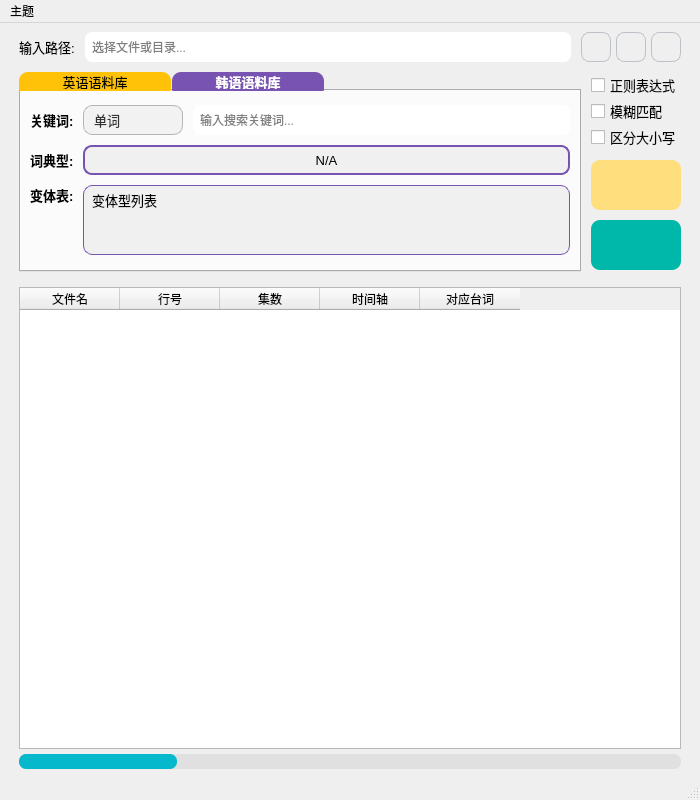
The window that gui/CorpusSearchTool.ui (jiedi720/CorpusSearchTool) describes before a commit, drawn with Qt 5.
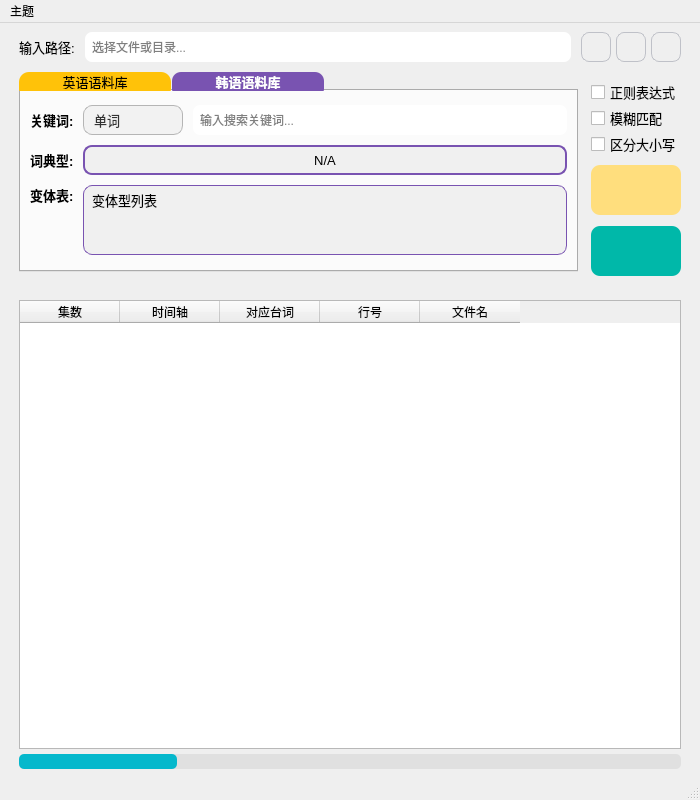
The same window after the commit. The open tabs and pages were chosen to show the change. Icons and pictures are not drawn.

What changed in the file:
```diff
--- a/gui/CorpusSearchTool.ui
+++ b/gui/CorpusSearchTool.ui
@@ -81,7 +81,7 @@
            </widget>
           </item>
           <item>
-           <layout class="QHBoxLayout" name="korean_lemmalist_display">
+           <layout class="QHBoxLayout" name="ReadPath">
             <property name="spacing">
              <number>5</number>
             </property>
@@ -280,8 +280,20 @@
         </item>
         <item>
          <layout class="QHBoxLayout" name="horizontalLayout_9">
+          <property name="spacing">
+           <number>10</number>
+          </property>
           <item>
            <layout class="QHBoxLayout" name="horizontalLayout">
+            <property name="spacing">
+             <number>7</number>
+            </property>
+            <property name="rightMargin">
+             <number>3</number>
+            </property>
+            <property name="bottomMargin">
+             <number>13</number>
+            </property>
             <item>
              <widget class="QTabWidget" name="corpus_tab_widget">
               <property name="minimumSize">
@@ -305,7 +317,7 @@
                <string notr="true">/* 整体容器美化 */
 QTabWidget[theme=&quot;light&quot;]::pane {
     background-color: #DEDEDE;   
-    border-radius: 9px;            
+    border-radius: 10px;            
     border-top-left-radius: 0px;   
     border-top-right-radius: 0px;  
     top: 0px;                     
@@ -313,7 +325,7 @@
 
 QTabWidget[theme=&quot;dark&quot;]::pane {
     background-color: #9e9e9e;    
-    border-radius: 9px;            
+    border-radius: 10px;            
     border-top-left-radius: 0px;   
     border-top-right-radius: 0px;  
     top: 0px;                     
@@ -328,8 +340,8 @@
     min-width: 150px; /*设置标签的最小宽度 */
     margin-right: 1px; /* 默认保留边距用于重叠 */
     /* 核心修改：分别设置四个角的弧度 顺序为：左上, 右上, 右下, 左下 */
-    border-top-left-radius: 9px;  
-    border-top-right-radius: 9px; 
+    border-top-left-radius: 10px;  
+    border-top-right-radius: 10px; 
     border-bottom-left-radius: 1px;
     border-bottom-right-radius: 1px;
 }
@@ -917,7 +929,7 @@
                      </widget>
                     </item>
                     <item>
-                     <widget class="QLabel" name="korean_lemmalist_display_2">
+                     <widget class="QLabel" name="korean_lemmalist_display">
                       <property name="minimumSize">
                        <size>
                         <width>300</width>
@@ -971,6 +983,9 @@
           </item>
           <item>
            <layout class="QVBoxLayout" name="verticalLayout_6">
+            <property name="spacing">
+             <number>1</number>
+            </property>
             <item>
              <layout class="QVBoxLayout" name="verticalLayout_2">
               <property name="spacing">
@@ -1019,6 +1034,9 @@
               <property name="horizontalSpacing">
                <number>10</number>
               </property>
+              <property name="verticalSpacing">
+               <number>11</number>
+              </property>
               <item row="0" column="0">
                <widget class="QPushButton" name="history_btn">
                 <property name="minimumSize">
@@ -1165,7 +1183,7 @@
            <string notr="true">QPlainTextEdit {
     /* 1. 必须有边框，透明即可 */
     border: 1px solid transparent;
-    border-radius: 9px;
+    border-radius: 10px;
     /* 1. 显式声明 background，不要只用 background-color */
     background: palette(base);
     /* 3. 核心：必须定义背景色，圆角才能被“填充”出来 */
@@ -1227,16 +1245,6 @@
           <attribute name="verticalHeaderVisible">
            <bool>false</bool>
           </attribute>
-          <column>
-           <property name="text">
-            <string>文件名</string>
-           </property>
-          </column>
-          <column>
-           <property name="text">
-            <string>行号</string>
-           </property>
-          </column>
           <column>
            <property name="text">
             <string>集数</string>
@@ -1252,6 +1260,16 @@
             <string>对应台词</string>
            </property>
           </column>
+          <column>
+           <property name="text">
+            <string>行号</string>
+           </property>
+          </column>
+          <column>
+           <property name="text">
+            <string>文件名</string>
+           </property>
+          </column>
          </widget>
         </item>
         <item>
@@ -1281,14 +1299,14 @@
     color: white;                /* 百分比文字颜色 */
     text-align: center;          /* 文字居中 */
     background: #e0e0e0;         /* 槽的背景色 */
-    border-radius: 7px;          /* 圆角高度的一半通常看起来很舒服 */
+    border-radius: 5px;          /* 圆角高度的一半通常看起来很舒服 */
     height: 10px;                /* 这里的 height 会影响槽的粗细 */
 }
 
 /* 已填充的进度部分 */
 QProgressBar::chunk {
     background-color: #05B8CC;   /* 进度条颜色：青蓝色 */
-    border-radius: 7px;          /* 进度条的圆角 */
+    border-radius: 5px;          /* 进度条的圆角 */
 }</string>
           </property>
           <property name="value">
```
Left out of the diff: 2 changed lines with no effect on the pictures.
